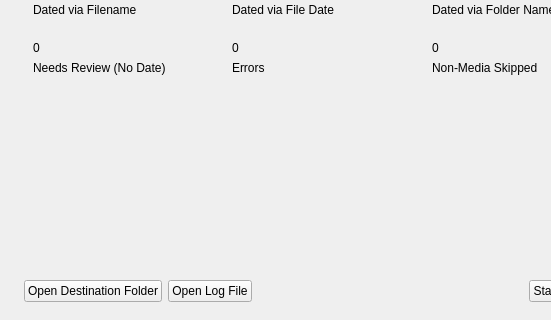
The window that ui/step4_summary.ui (dominikx2002/photo-video-sorter) describes before a commit, drawn with Qt 5; both pictures show x 0 to 551 and y 160 to 480 of the 640 by 480 pixel window.
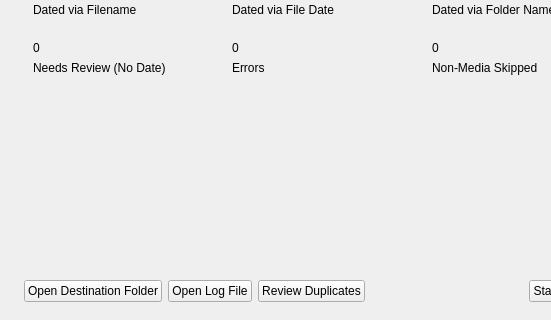
The same window after the commit.

```diff
--- a/ui/step4_summary.ui
+++ b/ui/step4_summary.ui
@@ -293,6 +293,13 @@
        </property>
       </widget>
      </item>
+     <item>
+      <widget class="QPushButton" name="reviewDuplicatesButton">
+       <property name="text">
+        <string>Review Duplicates</string>
+       </property>
+      </widget>
+     </item>
      <item>
       <spacer name="navSpacer">
        <property name="orientation">
```
